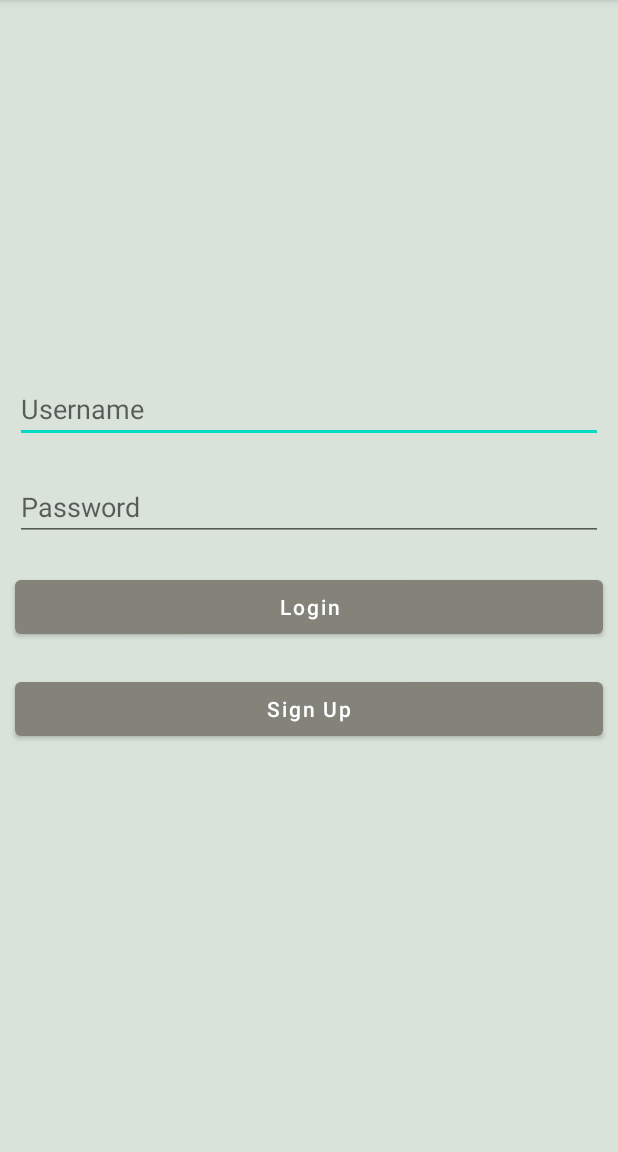
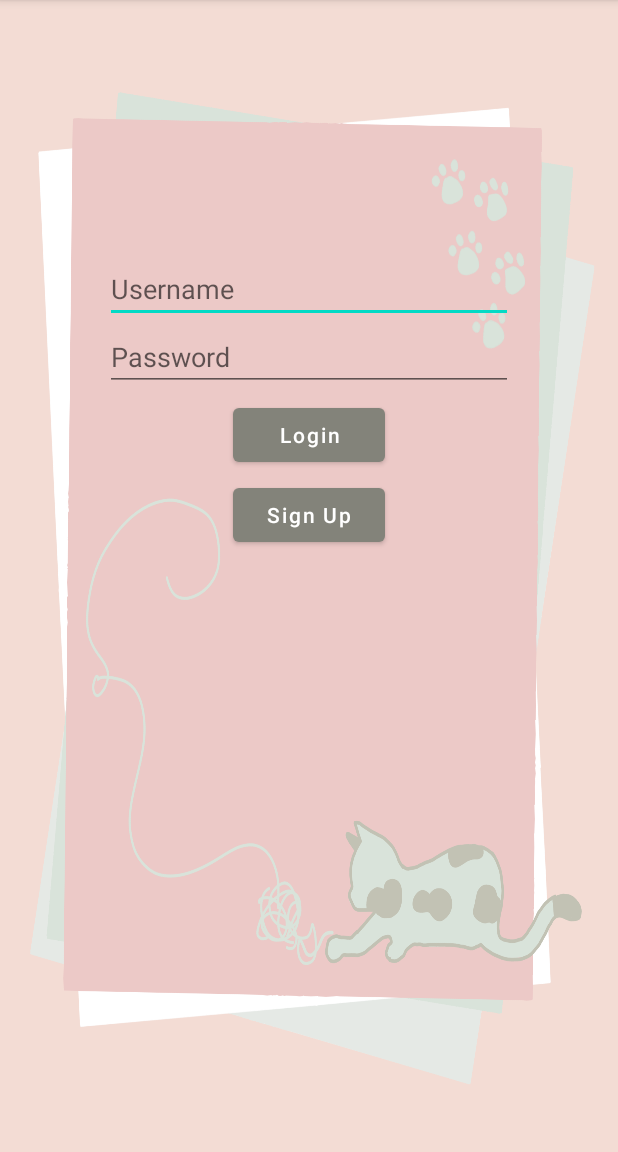
Before and after one commit to fmasood23/HabiApp, an Android app: the screen it shows after launch (MainActivity), on a phone screen of 412 x 824 dp, the part 84-1236 px from its top. Run offline under Robolectric (Android 15) with nearby library versions, the phone set to English and light mode, and no system bars.

Commit message:
Login screen UI

```diff
--- a/app/src/main/res/layout/activity_main.xml
+++ b/app/src/main/res/layout/activity_main.xml
@@ -4,17 +4,17 @@
     xmlns:tools="http://schemas.android.com/tools"
     android:layout_width="match_parent"
     android:layout_height="match_parent"
-    android:background="@color/teal"
+    android:background="@drawable/loginpage"
     tools:context=".MainActivity">
 
     <EditText
         android:id="@+id/user"
         android:layout_width="match_parent"
         android:layout_height="wrap_content"
-        android:layout_marginStart="@dimen/ten"
-        android:layout_marginTop="@dimen/biggest"
-        android:layout_marginEnd="@dimen/ten"
+        android:layout_marginTop="170dp"
         android:hint="@string/username"
+        android:layout_marginStart="70dp"
+        android:layout_marginEnd="70dp"
         android:inputType="textEmailAddress" />
 
     <EditText
@@ -22,9 +22,8 @@
         android:layout_width="match_parent"
         android:layout_height="wrap_content"
         android:layout_below="@id/user"
-        android:layout_marginStart="@dimen/ten"
-        android:layout_marginTop="@dimen/twenty"
-        android:layout_marginEnd="@dimen/ten"
+        android:layout_marginStart="70dp"
+        android:layout_marginEnd="70dp"
         android:hint="@string/password"
         android:inputType="textPassword" />
     <Button
@@ -32,9 +31,9 @@
         android:layout_width="match_parent"
         android:layout_height="wrap_content"
         android:layout_below="@id/pass"
-        android:layout_marginStart="@dimen/ten"
-        android:layout_marginTop="@dimen/twenty"
-        android:layout_marginEnd="@dimen/ten"
+        android:layout_marginTop="5dp"
+        android:layout_marginStart="155dp"
+        android:layout_marginEnd="155dp"
         android:text="@string/login"
         android:textAllCaps="false" />
 
@@ -43,9 +42,9 @@
         android:layout_width="match_parent"
         android:layout_height="wrap_content"
         android:layout_below="@id/login"
-        android:layout_marginStart="@dimen/ten"
-        android:layout_marginTop="@dimen/twenty"
-        android:layout_marginEnd="@dimen/ten"
+        android:layout_marginTop="5dp"
+        android:layout_marginStart="155dp"
+        android:layout_marginEnd="155dp"
         android:text="@string/sign_up"
         android:textAllCaps="false" />
 
```
Also changed, not shown: app/src/main/res/drawable/loginpage.png (added).
